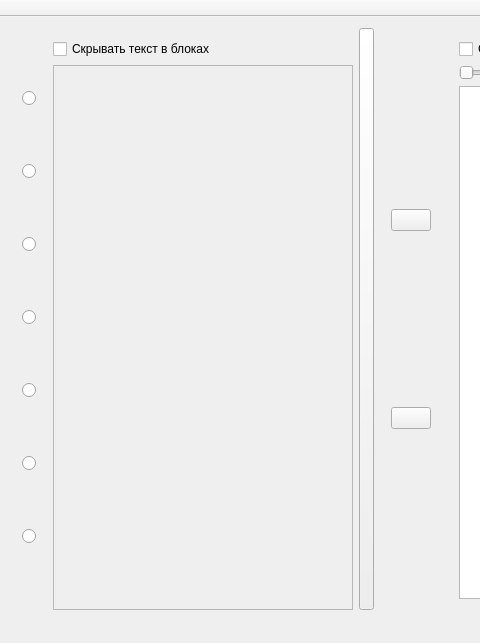
Old version of the form mainwindow.ui in the repository MrBentCode/FlowChart_trainer; both pictures show x 0 to 480 and y 0 to 643 of the 724 by 643 pixel window.
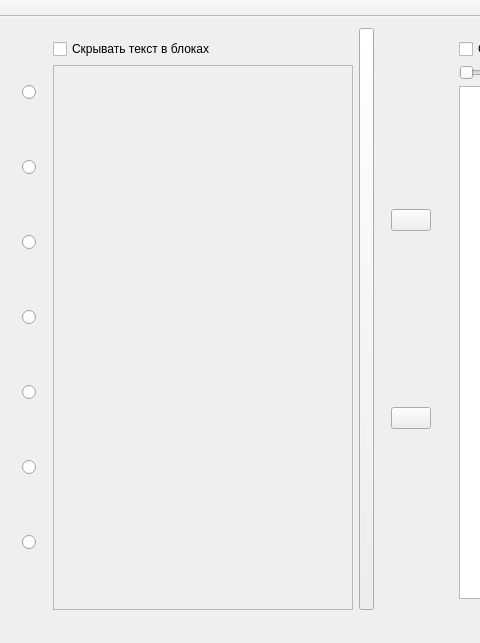
New version of the form. Icons and pictures are not drawn.

Commit message: Implemented code to flowchart translation

Diff of the .ui file:
```diff
--- a/mainwindow.ui
+++ b/mainwindow.ui
@@ -18,6 +18,15 @@
     <item>
      <widget class="QWidget" name="widget" native="true">
       <layout class="QVBoxLayout" name="verticalLayout_2">
+       <property name="spacing">
+        <number>3</number>
+       </property>
+       <property name="topMargin">
+        <number>0</number>
+       </property>
+       <property name="bottomMargin">
+        <number>0</number>
+       </property>
        <item>
         <widget class="QRadioButton" name="radio_action">
          <property name="toolTip">
```
Left out of the diff: 24 changed lines with no effect on the pictures. The commit also changes 2 other files.
